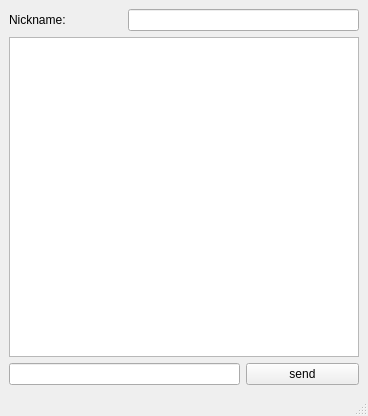
Before: the Qt Designer form client/mainwindow.ui in HanSoloCh/ChatApp, drawn with Qt 5.
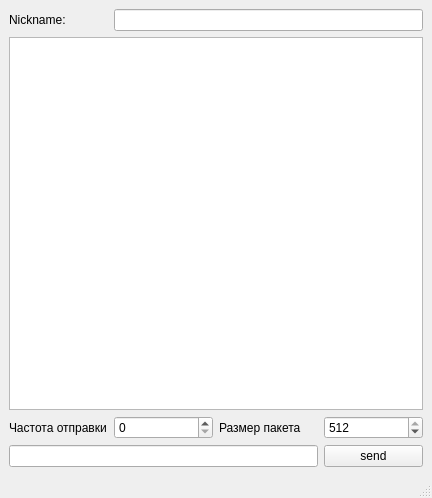
After: the same form once the commit is applied.

Patch:
```diff
--- a/client/mainwindow.ui
+++ b/client/mainwindow.ui
@@ -6,8 +6,8 @@
    <rect>
     <x>0</x>
     <y>0</y>
-    <width>368</width>
-    <height>416</height>
+    <width>432</width>
+    <height>498</height>
    </rect>
   </property>
   <property name="windowTitle">
@@ -15,6 +15,16 @@
   </property>
   <widget class="QWidget" name="centralwidget">
    <layout class="QGridLayout" name="gridLayout">
+    <item row="4" column="3">
+     <widget class="QPushButton" name="sendButton">
+      <property name="text">
+       <string>send</string>
+      </property>
+     </widget>
+    </item>
+    <item row="0" column="1" colspan="3">
+     <widget class="QLineEdit" name="nicknameEdit"/>
+    </item>
     <item row="0" column="0">
      <widget class="QLabel" name="niacknameLabel">
       <property name="text">
@@ -22,22 +32,42 @@
       </property>
      </widget>
     </item>
-    <item row="0" column="1" colspan="2">
-     <widget class="QLineEdit" name="nicknameEdit"/>
-    </item>
-    <item row="1" column="0" colspan="3">
+    <item row="1" column="0" colspan="4">
      <widget class="QTextBrowser" name="textBrowser"/>
     </item>
-    <item row="2" column="0" colspan="2">
+    <item row="3" column="3">
+     <widget class="QSpinBox" name="spinBox">
+      <property name="minimum">
+       <number>20</number>
+      </property>
+      <property name="maximum">
+       <number>512</number>
+      </property>
+      <property name="value">
+       <number>512</number>
+      </property>
+     </widget>
+    </item>
+    <item row="3" column="2">
+     <widget class="QLabel" name="label">
+      <property name="text">
+       <string>Размер пакета</string>
+      </property>
+     </widget>
+    </item>
+    <item row="4" column="0" colspan="3">
      <widget class="QLineEdit" name="messageEdit"/>
     </item>
-    <item row="2" column="2">
-     <widget class="QPushButton" name="sendButton">
+    <item row="3" column="0">
+     <widget class="QLabel" name="label_2">
       <property name="text">
-       <string>send</string>
+       <string>Частота отправки</string>
       </property>
      </widget>
     </item>
+    <item row="3" column="1">
+     <widget class="QSpinBox" name="spinBox_2"/>
+    </item>
    </layout>
   </widget>
   <widget class="QMenuBar" name="menubar">
```
Left out of the diff: 2 changed lines with no effect on the pictures.
